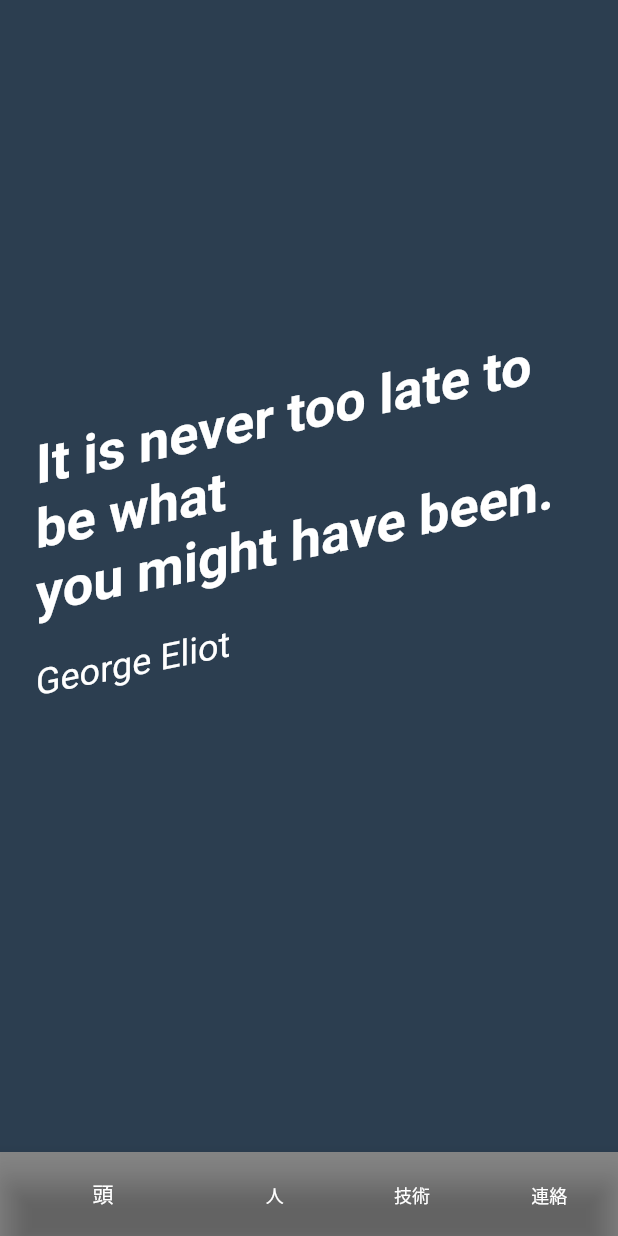
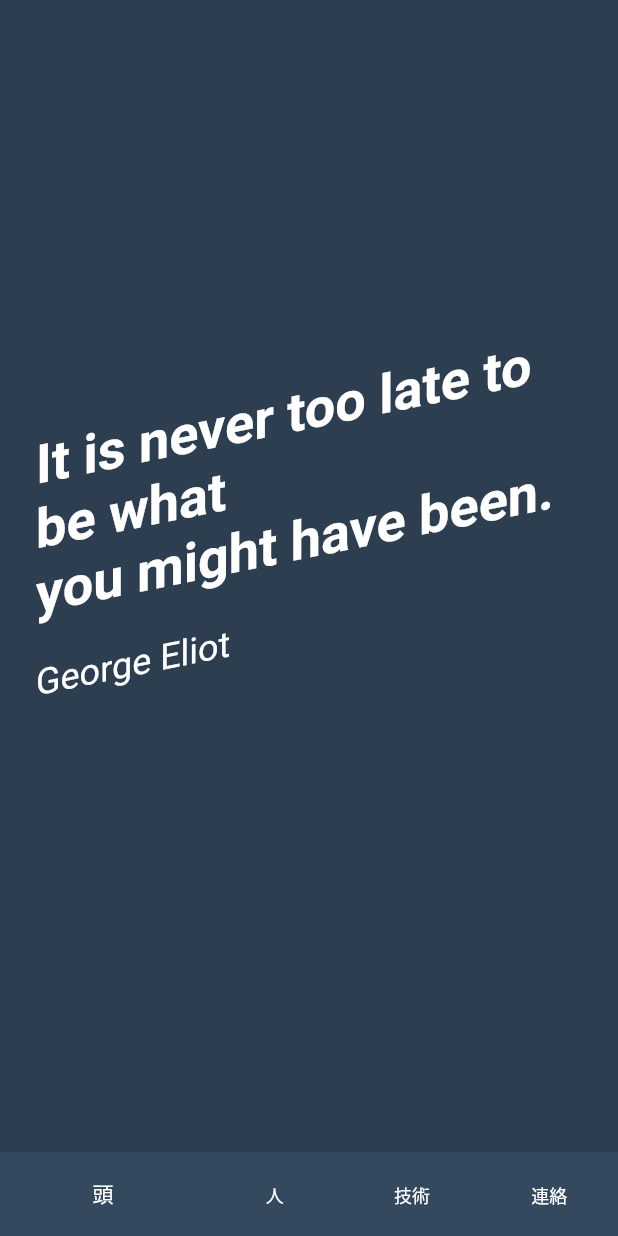
Before and after one commit to Kurogoma4D/portfolio_proto, a Flutter app: the screen it shows after launch, on a phone screen of 412 x 824 dp. Run offline on Flutter 3.47's test engine with Material 2 defaults, Android fonts, the light colour scheme and no system bars.

Commit message:
modify: styles

```diff
--- a/lib/main.dart
+++ b/lib/main.dart
@@ -2,7 +2,7 @@ import 'dart:ui';
 
 import 'package:flutter/material.dart';
 import 'package:portfolio_proto/profile.dart';
-import 'package:portfolio_proto/slills.dart';
+import 'package:portfolio_proto/skills.dart';
 import 'package:portfolio_proto/word.dart';
 
 void main() => runApp(MyApp());
@@ -21,8 +21,8 @@ class _Props {
   static List<Color> colors = [
     const Color.fromRGBO(44, 62, 80, 1),
     const Color.fromRGBO(0, 0, 0, 0),
-    const Color.fromRGBO(255, 167, 38, 1),
-    const Color.fromRGBO(255, 112, 67, 1),
+    const Color.fromRGBO(0, 131, 143, 1),
+    const Color.fromRGBO(38, 166, 154, 1),
   ];
 
   static List<String> titles = ["頭", "人", "技術", "連絡"];
@@ -78,7 +78,7 @@ class _HomePageState extends State<HomePage> {
         }),
         items: List.generate(4, (index) {
           return BottomNavigationBarItem(
-            backgroundColor: Colors.black45,
+            backgroundColor: Color.fromRGBO(52, 73, 94, 1),
             icon: Center(),
             title: Text(_Props.titles[index]),
           );
```
Also changed, not shown: lib/skills.dart (renamed from lib/slills.dart, +12 -15 lines).
